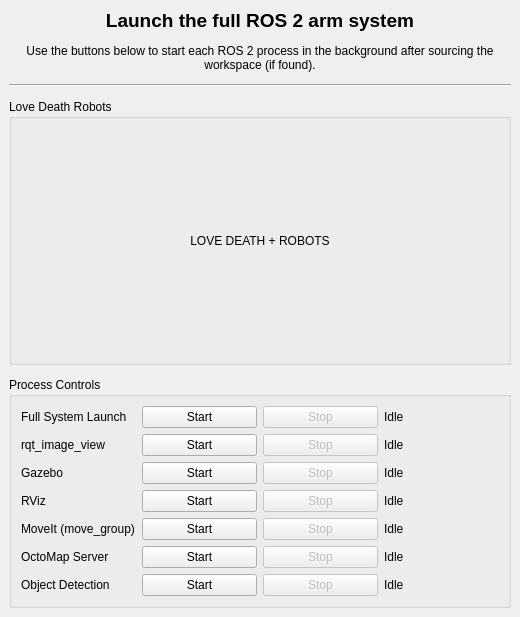
Above: src/tools/arm_gui_tools/ui/full_system_launcher.ui from widemic/ldr-humanoid-arm-system before the change. Below: the same form after it.
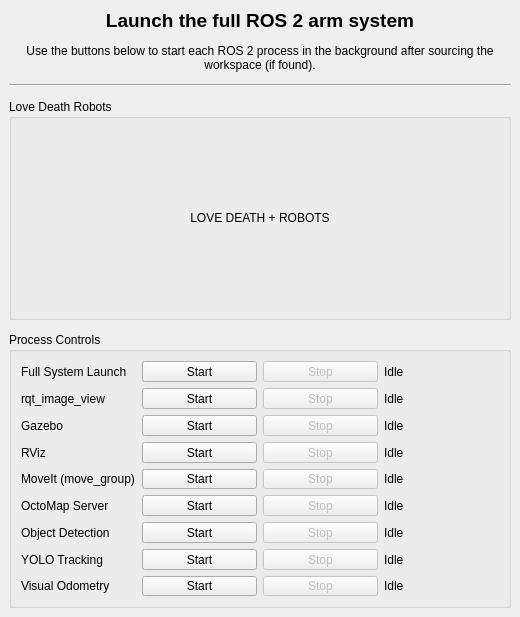
That is the form after the change.

Commit message: tracking and odometry configured in gazebo and in full full_system_launcher

The edit to the form file:
```diff
--- a/src/tools/arm_gui_tools/ui/full_system_launcher.ui
+++ b/src/tools/arm_gui_tools/ui/full_system_launcher.ui
@@ -315,6 +315,68 @@
          </property>
         </widget>
        </item>
+       <item row="7" column="0">
+        <widget class="QLabel" name="label_yolo_name">
+         <property name="text">
+          <string>YOLO Tracking</string>
+         </property>
+        </widget>
+       </item>
+       <item row="7" column="1">
+        <widget class="QPushButton" name="button_yolo_start">
+         <property name="text">
+          <string>Start</string>
+         </property>
+        </widget>
+       </item>
+       <item row="7" column="2">
+        <widget class="QPushButton" name="button_yolo_stop">
+         <property name="enabled">
+          <bool>false</bool>
+         </property>
+         <property name="text">
+          <string>Stop</string>
+         </property>
+        </widget>
+       </item>
+       <item row="7" column="3">
+        <widget class="QLabel" name="label_yolo_status">
+         <property name="text">
+          <string>Idle</string>
+         </property>
+        </widget>
+       </item>
+       <item row="8" column="0">
+        <widget class="QLabel" name="label_vo_name">
+         <property name="text">
+          <string>Visual Odometry</string>
+         </property>
+        </widget>
+       </item>
+       <item row="8" column="1">
+        <widget class="QPushButton" name="button_vo_start">
+         <property name="text">
+          <string>Start</string>
+         </property>
+        </widget>
+       </item>
+       <item row="8" column="2">
+        <widget class="QPushButton" name="button_vo_stop">
+         <property name="enabled">
+          <bool>false</bool>
+         </property>
+         <property name="text">
+          <string>Stop</string>
+         </property>
+        </widget>
+       </item>
+       <item row="8" column="3">
+        <widget class="QLabel" name="label_vo_status">
+         <property name="text">
+          <string>Idle</string>
+         </property>
+        </widget>
+       </item>
       </layout>
      </widget>
     </item>
```
The commit also changes 9 other files.
